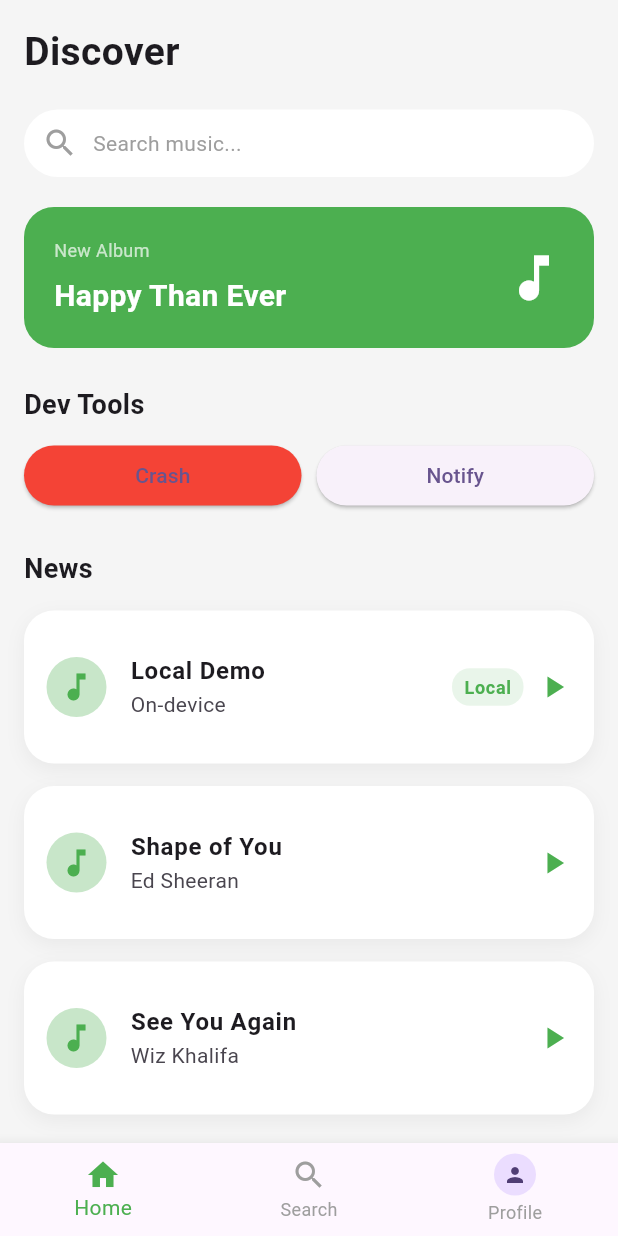
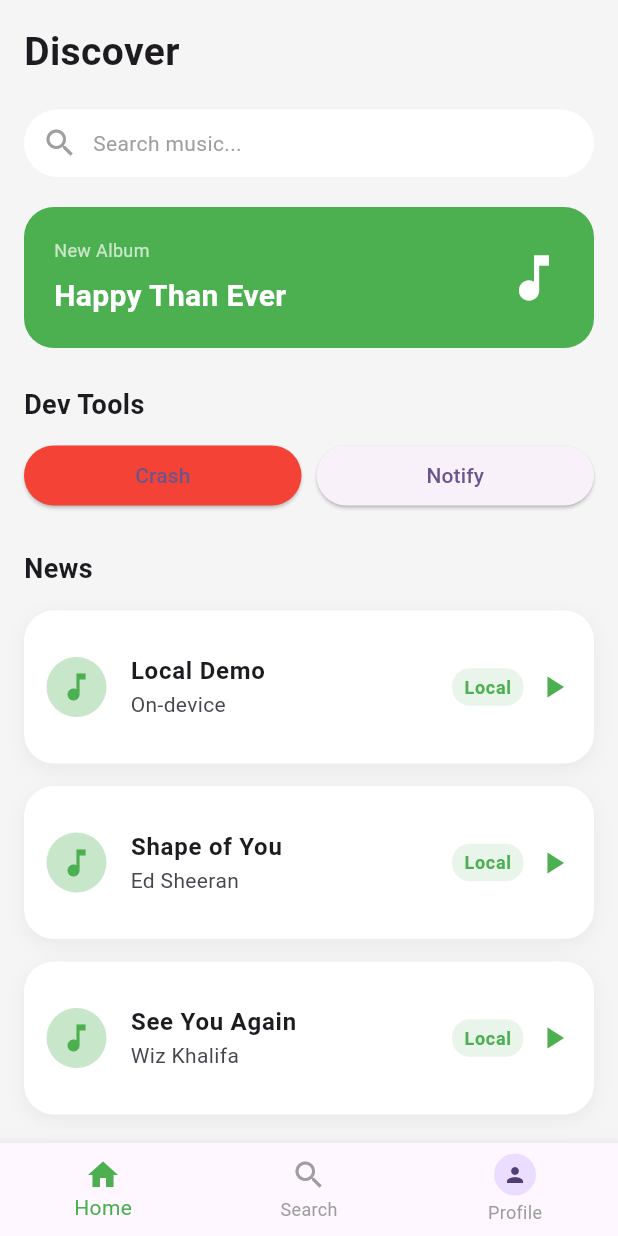
Before and after one commit to Luffy-Cuti/play_music, a Flutter app: the screen it shows once a user with an empty profile is signed in, on a phone screen of 412 x 824 dp. Run offline on Flutter 3.47's test engine with Material 3 defaults, Android fonts, the phone set to English and light mode, and no system bars; our stand-ins replace firebase_auth, firebase_core, firebase_crashlytics, flutter_local_notifications, get, get_storage and 3 more; accounts and stored records are empty.

Commit message:
them phat nhac

```diff
--- a/lib/core/routes/app_pages.dart
+++ b/lib/core/routes/app_pages.dart
@@ -1,7 +1,8 @@
 import 'package:get/get.dart';
 import 'package:play_msuci/modules/register/register_page.dart';
-import '../../modules/login/login_page.dart' ;
+import '../../modules/login/login_page.dart';
 import '../../modules/home/home_page.dart';
+import '../../modules/music_detail/music_detail_controller.dart';
 import '../../modules/music_detail/music_detail_page.dart';
 import '../../modules/setting/setting_page.dart';
 
@@ -11,14 +12,19 @@ class AppRoutes {
   static const DETAIL = '/detail';
   static const SETTING = '/setting';
   static const REGISTER = '/register';
-
 }
 
 class AppPages {
   static final pages = [
     GetPage(name: AppRoutes.LOGIN, page: () => LoginPage()),
     GetPage(name: AppRoutes.HOME, page: () => HomePage()),
-    GetPage(name: AppRoutes.DETAIL, page: () => MusicDetailPage()),
+    GetPage(
+      name: AppRoutes.DETAIL,
+      page: () => MusicDetailPage(),
+      binding: BindingsBuilder(() {
+        Get.lazyPut<MusicDetailController>(() => MusicDetailController());
+      }),
+    ),
     GetPage(name: AppRoutes.SETTING, page: () => SettingPage()),
     GetPage(name: AppRoutes.REGISTER, page: () => RegisterPage()),
   ];
--- a/lib/modules/home/home_controller.dart
+++ b/lib/modules/home/home_controller.dart
@@ -16,19 +16,18 @@ class HomeController extends GetxController {
       url: "asset://assets/audio/demo.mp3",
     ),
     MusicModel(
-      id: "1",
-      title: "Shape of You",
-      artist: "Ed Sheeran",
-      image: "https://i.scdn.co/image/ab67616d0000b273...",
-      url: "https://www.soundhelix.com/examples/mp3/SoundHelix-Song-1.mp3",
+      id: 'local_2',
+      title: 'Shape of You',
+      artist: 'Ed Sheeran',
+      image: '',
+      url: 'asset://assets/audio/Shape of you.mp3',
     ),
     MusicModel(
-      id: "2",
-      title: "See You Again",
-      artist: "Wiz Khalifa",
-      image:
-          "https://cdn-media.sforum.vn/storage/app/media/thunguyen/hinh-nen-vui-ve-2.jpg",
-      url: "https://www.soundhelix.com/examples/mp3/SoundHelix-Song-2.mp3",
+      id: 'local_3',
+      title: 'See You Again',
+      artist: 'Wiz Khalifa',
+      image: '',
+      url: 'asset://assets/audio/See you again.mp3',
     ),
   ].obs;
 }
--- a/lib/modules/music_detail/music_detail_page.dart
+++ b/lib/modules/music_detail/music_detail_page.dart
@@ -2,10 +2,8 @@ import 'package:flutter/material.dart';
 import 'package:get/get.dart';
 import 'music_detail_controller.dart';
 
-class MusicDetailPage extends StatelessWidget {
-  final controller = Get.put(MusicDetailController());
-
-  MusicDetailPage({super.key});
+class MusicDetailPage extends GetView<MusicDetailController> {
+  const MusicDetailPage({super.key});
 
   String formatDuration(Duration d) {
     final minutes = d.inMinutes.remainder(60).toString().padLeft(2, '0');
```
Also changed, not shown: lib/modules/music_detail/music_detail_controller.dart (+7 -24 lines).
